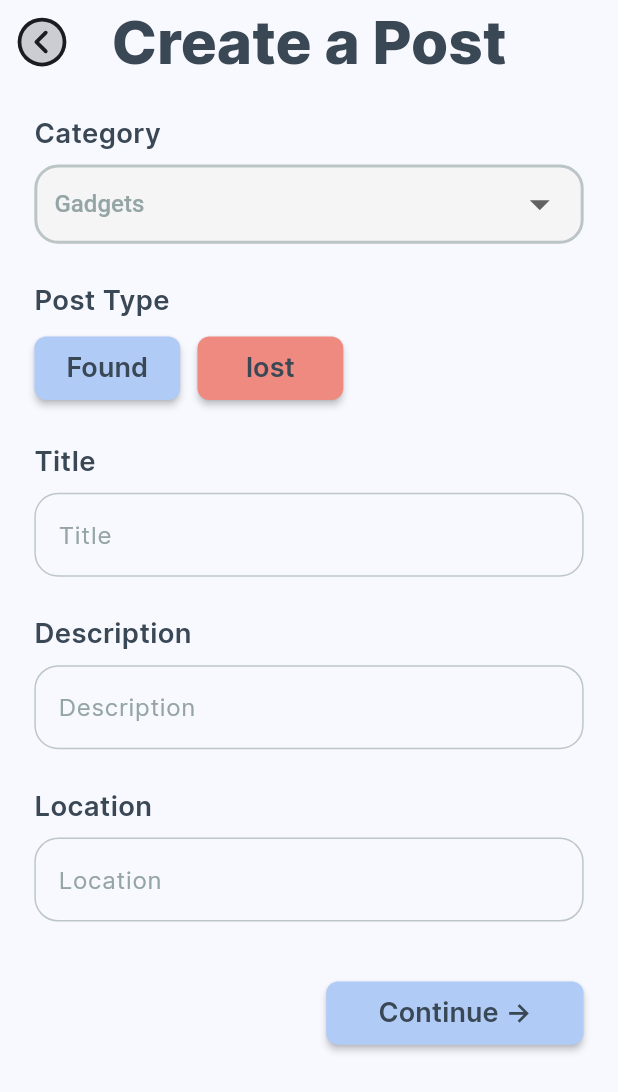
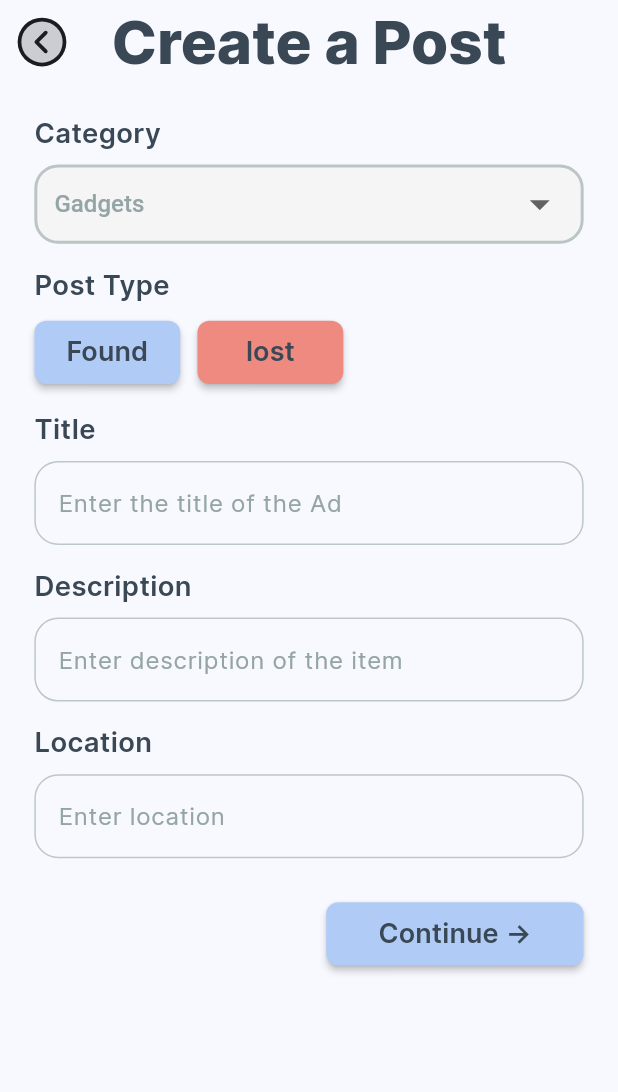
Before and after one commit to yaksh1/reclaimify, a Flutter app: the AdvertView screen opened directly, on a phone screen of 412 x 824 dp. Shown: the top 1092 px of the screen. Run offline on Flutter 3.47's test engine with Material 2 defaults, Android fonts, the light colour scheme and no system bars; our stand-ins replace cloud_firestore, firebase_auth, firebase_core, firebase_storage, flutter_screenutil, flutter_svg and 7 more; accounts and stored records are empty; project files that could hold a hidden picture were left out.

Commit message:
advert validators

```diff
--- /dev/null
+++ b/lib/components/back_icon.dart
@@ -0,0 +1,19 @@
+import 'package:flutter/material.dart';
+import 'package:phosphor_flutter/phosphor_flutter.dart';
+
+class BackIcon extends StatelessWidget {
+  const BackIcon({
+    super.key,
+  });
+
+  @override
+  Widget build(BuildContext context) {
+    return IconButton(
+      onPressed: () => Navigator.of(context).pop(),
+      icon: Icon(
+        PhosphorIcons.duotone.caretCircleLeft,
+        size: 40,
+      ),
+    );
+  }
+}
--- a/lib/components/text_form.dart
+++ b/lib/components/text_form.dart
@@ -1,26 +1,26 @@
 import 'package:flutter/material.dart';
+import 'package:flutter_screenutil/flutter_screenutil.dart';
+import 'package:reclaimify/components/input_decoration.dart';
 import 'package:reclaimify/utils/colors.dart';
 import 'package:reclaimify/utils/dimensions.dart';
+import 'package:reclaimify/utils/validators.dart';
 
 class TextForm extends StatelessWidget {
   TextForm({
     super.key,
     required this.label,
     required this.hintText,
-    required this.icon,
     required this.obscureText,
-    required this.autocorrect,
-    required this.enabledSuggestions,
     this.controller,
     this.keyboardType = TextInputType.text,
   });
 
-  final Widget? label;
+  final MyDecoration decor = MyDecoration();
+
+  final String label;
   final String hintText;
-  final IconData icon;
   final bool obscureText;
-  final bool autocorrect;
-  final bool enabledSuggestions;
+
   final TextEditingController? controller;
   final TextInputType? keyboardType;
   double height10 = Dimensions.height10;
@@ -30,35 +30,35 @@ class TextForm extends StatelessWidget {
   @override
   Widget build(BuildContext context) {
     return TextFormField(
-      obscureText: obscureText,
-      enableSuggestions: enabledSuggestions,
-      autocorrect: autocorrect,
-      controller: controller,
-      keyboardType: keyboardType,
-      decoration: InputDecoration(
-        isDense: true,
-        prefixIcon: Icon(
-          icon,
-          size: height10 * 2.5,
-          color: AppColors.mainColor,
+        // The validator receives the text that the user has entered.
+        validator: (value) {
+        if (value == null || value.isEmpty) {
+          return 'This field is required.';
+        }
+        return null;
+      },
+        keyboardType: TextInputType.emailAddress,
+        obscureText: obscureText,
+        controller: controller,
+        enableSuggestions: true,
+        autocorrect: false,
+       decoration: InputDecoration(
+        hintText: hintText,
+        hintStyle: TextStyle(
+          color: AppColors.slateGrey,
         ),
-        label: label,
-        labelStyle: TextStyle(color: AppColors.textBoxPlaceholder),
-        hintText: hintText,
-        hintStyle: TextStyle(color: AppColors.textBoxPlaceholder),
-        fillColor: AppColors.grey,
-        filled: true,
+        fillColor: Colors.grey.shade100,
         border: OutlineInputBorder(
-          borderRadius: BorderRadius.circular(radius10 * 1.6),
-        ),
+            borderRadius: BorderRadius.circular(15.r),
+            borderSide:
+                BorderSide(color: AppColors.slateGrey.withOpacity(0.6))),
+        enabledBorder: OutlineInputBorder(
+            borderRadius: BorderRadius.circular(15.r),
+            borderSide:
+                BorderSide(color: AppColors.slateGrey.withOpacity(0.6))),
         focusedBorder: OutlineInputBorder(
-          borderSide:
-              BorderSide(color: AppColors.primaryBlack, width: width10 * 0.1),
-          borderRadius: BorderRadius.circular(radius10 * 1.6),
-        ),
-        focusedErrorBorder: const OutlineInputBorder(
-          borderSide: BorderSide(color: Colors.redAccent),
-        ),
+            borderRadius: BorderRadius.circular(15.r),
+            borderSide: BorderSide(color: AppColors.primaryBlack)),
       ),
     );
   }
--- a/lib/views/advert_view/advert_view.dart
+++ b/lib/views/advert_view/advert_view.dart
@@ -4,9 +4,12 @@ import 'package:flutter/material.dart';
 import 'package:flutter_screenutil/flutter_screenutil.dart';
 import 'package:get/get.dart';
 import 'package:phosphor_flutter/phosphor_flutter.dart';
+import 'package:reclaimify/components/back_icon.dart';
 import 'package:reclaimify/components/blue_button.dart';
+import 'package:reclaimify/components/my_snackbar.dart';
 import 'package:reclaimify/components/my_text_field.dart';
 import 'package:reclaimify/components/small_text.dart';
+import 'package:reclaimify/components/text_form.dart';
 import 'package:reclaimify/services/auth/auth_service.dart';
 import 'package:reclaimify/services/auth/auth_user.dart';
 import 'package:reclaimify/utils/colors.dart';
@@ -22,6 +25,9 @@ class AdvertView extends StatefulWidget {
 class _AdvertViewState extends State<AdvertView> {
   //$ <---- list of categories -----> //
   var _categories = ['Gadgets', 'Books', 'Id-Card', 'Bottle', 'Other Items'];
+
+  //! <---- global key -----> //
+  final _formKey = GlobalKey<FormState>();
 
   //$ <---- my controllers -----> //
   TextEditingController _title = TextEditingController();
@@ -66,13 +72,7 @@ class _AdvertViewState extends State<AdvertView> {
               fontSize: 40),
         ),
         centerTitle: true,
-        leading: IconButton(
-          onPressed: () => Navigator.of(context).pop(),
-          icon: Icon(
-            PhosphorIcons.duotone.caretCircleLeft,
-            size: 40,
-          ),
-        ),
+        leading: BackIcon(),
         // centerTitle: true,
       ),
       body: SafeArea(
@@ -81,6 +81,8 @@ class _AdvertViewState extends State<AdvertView> {
           child: Center(
             child: Container(
               padding: EdgeInsets.symmetric(horizontal: 20.w),
+              child: Form(
+                key: _formKey,
                 child: Column(
                   children: [
                     //! <---- category -----> //
@@ -95,7 +97,7 @@ class _AdvertViewState extends State<AdvertView> {
                     _selectionCategory(),
 
                     SizedBox(
-                    height: 25.h,
+                      height: 15.h,
                     ),
 
                     //* --- post type header --- //
@@ -109,7 +111,7 @@ class _AdvertViewState extends State<AdvertView> {
                     _postTypeSelection(),
 
                     SizedBox(
-                    height: 25.h,
+                      height: 15.h,
                     ),
 
                     //* <---- title header -----> //
@@ -120,13 +122,15 @@ class _AdvertViewState extends State<AdvertView> {
                     ),
 
                     //! <---- title field -----> //
-                  MyTextField(
-                    hintText: "Title",
+                    TextForm(
+                      label: "Title",
+                      hintText: "Enter the title of the Ad",
+                      obscureText: false,
                       controller: _title,
                     ),
 
                     SizedBox(
-                    height: 25.h,
+                      height: 15.h,
                     ),
 
                     //* <---- description header -----> //
@@ -137,13 +141,15 @@ class _AdvertViewState extends State<AdvertView> {
                     ),
 
                     //! <---- description field -----> //
-                  MyTextField(
-                    hintText: "Description",
+                    TextForm(
+                      label: "Description",
+                      hintText: "Enter description of the item",
+                      obscureText: false,
                       controller: _desc,
                     ),
 
                     SizedBox(
-                    height: 25.h,
+                      height: 15.h,
                     ),
 
                     //* <---- Location header -----> //
@@ -154,13 +160,15 @@ class _AdvertViewState extends State<AdvertView> {
                     ),
 
                     //! <---- location field -----> //
-                  MyTextField(
-                    hintText: "Location",
+                    TextForm(
+                      label: "Location",
+                      hintText: "Enter location",
+                      obscureText: false,
                       controller: _location,
                     ),
 
                     SizedBox(
-                    height: 35.h,
+                      height: 25.h,
                     ),
 
                     //! <---- continue button -----> //
@@ -169,15 +177,23 @@ class _AdvertViewState extends State<AdvertView> {
                       children: [
                         blueButton(
                             onPressed: () {
+                              if (_formKey.currentState!.validate()) {
+                                try {
+                                Get.to(() => ImageOptions(
+                                      category: _currentItemSelected,
+                                      desc: _desc.text,
+                                      location: _location.text,
+                                      postType: postType,
+                                      title: _title.text,
+                                    )
+                                    );
+                                } catch (e) {
+                                  MySnackBar().mySnackBar(
+                                      header: "Error", content: e.toString());
+                                }
+                              }
                               // savePostOfUser(_desc.text, _title.text,
                               //     _currentItemSelected, postType, _location.text);
-                            Get.to(() => ImageOptions(
-                              category: _currentItemSelected,
-                              desc: _desc.text ,
-                              location:  _location.text,
-                              postType: postType ,
-                              title: _title.text,
-                            ));
                             },
                             text: "Continue ->",
                             width: 150.w,
@@ -188,6 +204,7 @@ class _AdvertViewState extends State<AdvertView> {
                       ],
                     ),
                   ],
+                ),
               ),
             ),
           ),
```
Also changed, not shown: lib/utils/validators.dart (added, +59 -0 lines), lib/views/authentication/forget_password/forgot_password_phone/forgot_password-phone.dart (+2 -9 lines). Lines whose indentation alone changed are shown as unchanged.
